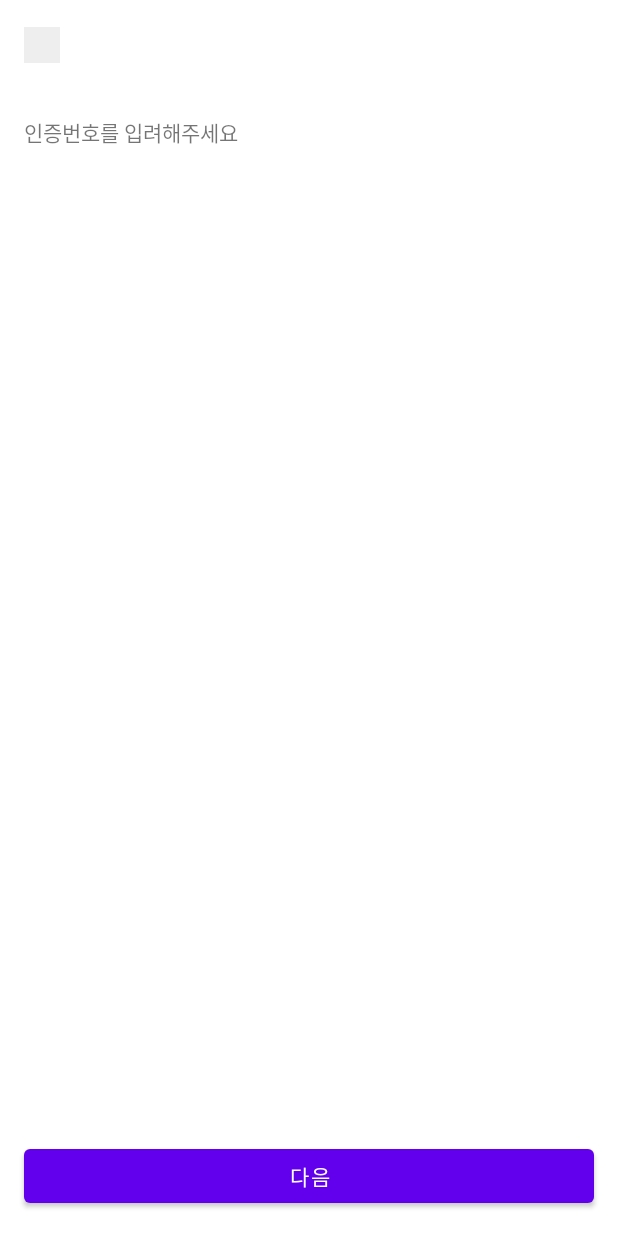
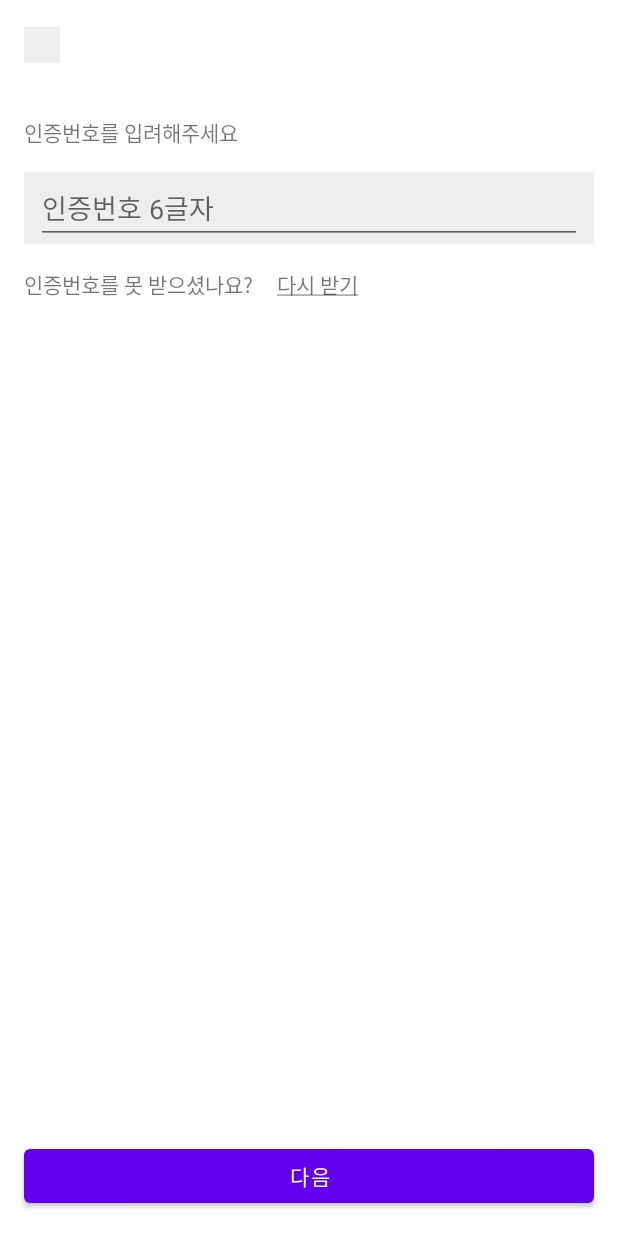
Before and after one commit to GwanakMT/sodosiAndroid, an Android app: the Step3Fragment screen opened through its navigation route, after a tap on "다음", on a phone screen of 412 x 824 dp. Run offline under Robolectric (Android 15) with nearby library versions, the phone set to English and light mode, and no system bars; our stand-ins replace Firebase (no records; nobody signed in at launch, a user with empty details on screens opened directly); 1 statement that could not run was skipped.

Commit message:
파이어베이스 휴대폰 인증 기본 로직 추가

```diff
--- a/app/build.gradle
+++ b/app/build.gradle
@@ -49,6 +49,7 @@ dependencies {
 
     // firebase
     implementation platform('com.google.firebase:firebase-bom:29.1.0')
+    implementation 'com.google.firebase:firebase-auth-ktx'
 
     // navigation
     implementation 'androidx.navigation:navigation-fragment-ktx:2.3.5'
--- /dev/null
+++ b/app/src/main/java/com/sodosi/onboarding/FirebaseAuthManager.kt
@@ -0,0 +1,69 @@
+package com.sodosi.onboarding
+
+import android.app.Activity
+import com.google.firebase.FirebaseException
+import com.google.firebase.auth.PhoneAuthCredential
+import com.google.firebase.auth.PhoneAuthOptions
+import com.google.firebase.auth.PhoneAuthProvider
+import com.google.firebase.auth.ktx.auth
+import com.google.firebase.ktx.Firebase
+import java.util.concurrent.TimeUnit
+
+/**
+ *  FirebaseAuthManager.kt
+ *
+ *  Created by Minji Jeong on 2022/02/21
+ *  Copyright © 2022 GwanakMT All rights reserved.
+ */
+
+class FirebaseAuthManager(private val activity: Activity) {
+    private val auth = Firebase.auth
+
+    private val callbacks = object : PhoneAuthProvider.OnVerificationStateChangedCallbacks() {
+        override fun onVerificationCompleted(credential: PhoneAuthCredential) {}
+        override fun onVerificationFailed(e: FirebaseException) {}
+        override fun onCodeSent(
+            verificationId: String,
+            token: PhoneAuthProvider.ForceResendingToken
+        ) {
+            Companion.verificationId = verificationId
+        }
+    }
+
+    fun verifyPhoneNumber(phoneNumber: String = Companion.phoneNumber) {
+        val optionsCompat = PhoneAuthOptions.newBuilder(auth)
+            .setPhoneNumber(phoneNumber) // +8210________
+            .setTimeout(60L, TimeUnit.SECONDS)
+            .setActivity(activity)
+            .setCallbacks(callbacks)
+            .build()
+
+        PhoneAuthProvider.verifyPhoneNumber(optionsCompat)
+        auth.setLanguageCode("kr")
+
+        Companion.phoneNumber = phoneNumber
+    }
+
+    fun signInWithPhoneAuthCredential(smsCode: String, listener: VerificationPhoneListener) {
+        val credential = PhoneAuthProvider.getCredential(verificationId, smsCode)
+
+        auth.signInWithCredential(credential)
+            .addOnCompleteListener { task ->
+                if (task.isSuccessful) {
+                    listener.onAuthSuccess()
+                } else {
+                    listener.onAuthFail()
+                }
+            }
+    }
+
+    interface VerificationPhoneListener {
+        fun onAuthSuccess()
+        fun onAuthFail()
+    }
+
+    companion object {
+        private var phoneNumber: String = ""
+        private var verificationId: String = ""
+    }
+}
--- a/app/src/main/java/com/sodosi/onboarding/Step3Fragment.kt
+++ b/app/src/main/java/com/sodosi/onboarding/Step3Fragment.kt
@@ -1,5 +1,6 @@
 package com.sodosi.onboarding
 
+import android.app.Activity
 import androidx.fragment.app.viewModels
 import androidx.navigation.fragment.findNavController
 import com.sodosi.common.base.BaseFragment
@@ -13,21 +14,27 @@ import com.sodosi.databinding.FragmentStep3Binding
  */
 
 class Step3Fragment : BaseFragment<OnboardingViewModel, FragmentStep3Binding>() {
+    private lateinit var authManager: FirebaseAuthManager
+
     override fun getViewBinding() = FragmentStep3Binding.inflate(layoutInflater)
 
     override val viewModel: OnboardingViewModel by viewModels()
 
+    override fun observeData() {
+
+    }
+
     override fun initViews() = with(binding) {
+        authManager = FirebaseAuthManager(activity as Activity)
+
         binding.btnBack.setOnClickListener {
             activity?.onBackPressed()
         }
 
         binding.btnNext.setOnClickListener {
+            val phoneNumber = "+82${binding.etPhoneNumber.text.toString().toInt()}"
+            authManager.verifyPhoneNumber(phoneNumber)
             findNavController().navigate(Step3FragmentDirections.actionFragmentStep3ToFragmentStep4())
         }
     }
-
-    override fun observeData() {
-
-    }
 }
--- a/app/src/main/java/com/sodosi/onboarding/Step4Fragment.kt
+++ b/app/src/main/java/com/sodosi/onboarding/Step4Fragment.kt
@@ -1,5 +1,7 @@
 package com.sodosi.onboarding
 
+import android.app.Activity
+import android.widget.Toast
 import androidx.fragment.app.viewModels
 import androidx.navigation.fragment.findNavController
 import com.sodosi.common.base.BaseFragment
@@ -12,22 +14,40 @@ import com.sodosi.databinding.FragmentStep4Binding
  *  Copyright © 2022 GwanakMT All rights reserved.
  */
 
-class Step4Fragment : BaseFragment<OnboardingViewModel, FragmentStep4Binding>() {
+class Step4Fragment : BaseFragment<OnboardingViewModel, FragmentStep4Binding>(), FirebaseAuthManager.VerificationPhoneListener {
+    private lateinit var authManager: FirebaseAuthManager
+
     override fun getViewBinding() = FragmentStep4Binding.inflate(layoutInflater)
 
     override val viewModel: OnboardingViewModel by viewModels()
 
     override fun initViews() = with(binding) {
+        authManager = FirebaseAuthManager(activity as Activity)
+
         binding.btnBack.setOnClickListener {
             activity?.onBackPressed()
         }
 
         binding.btnNext.setOnClickListener {
-            findNavController().navigate(Step4FragmentDirections.actionFragmentStep4ToFragmentStep5())
+            val smsCode = binding.etSmsCode.text.toString()
+            authManager.signInWithPhoneAuthCredential(smsCode, this@Step4Fragment)
+        }
+
+        binding.tvSmsCodeResend.setOnClickListener {
+            authManager.verifyPhoneNumber()
         }
     }
 
     override fun observeData() {
 
     }
+
+    override fun onAuthSuccess() {
+        Toast.makeText(context, "성공", Toast.LENGTH_SHORT).show()
+        findNavController().navigate(Step4FragmentDirections.actionFragmentStep4ToFragmentStep5())
+    }
+
+    override fun onAuthFail() {
+        Toast.makeText(context, "실패", Toast.LENGTH_SHORT).show()
+    }
 }
--- a/app/src/main/res/layout/fragment_step4.xml
+++ b/app/src/main/res/layout/fragment_step4.xml
@@ -25,13 +25,53 @@
         app:layout_constraintTop_toTopOf="parent" />
 
     <TextView
-        android:id="@+id/tvCertCode"
+        android:id="@+id/tvSmsCode"
         android:layout_width="wrap_content"
         android:layout_height="wrap_content"
         android:layout_margin="16dp"
-        android:text="@string/onboarding_input_cert_code"
+        android:text="@string/onboarding_input_sms_code"
         app:layout_constraintStart_toStartOf="parent"
         app:layout_constraintTop_toBottomOf="@id/topbar" />
+
+    <View
+        android:id="@+id/smsCodeBackground"
+        android:layout_width="0dp"
+        android:layout_height="48dp"
+        android:layout_margin="16dp"
+        android:background="#EEEEEE"
+        app:layout_constraintEnd_toEndOf="parent"
+        app:layout_constraintStart_toStartOf="parent"
+        app:layout_constraintTop_toBottomOf="@id/tvSmsCode" />
+
+    <EditText
+        android:id="@+id/etSmsCode"
+        android:layout_width="0dp"
+        android:layout_height="0dp"
+        android:layout_marginHorizontal="8dp"
+        android:hint="@string/onboarding_sms_code_hint"
+        android:inputType="number"
+        app:layout_constraintBottom_toBottomOf="@id/smsCodeBackground"
+        app:layout_constraintEnd_toEndOf="@id/smsCodeBackground"
+        app:layout_constraintStart_toStartOf="@id/smsCodeBackground"
+        app:layout_constraintTop_toTopOf="@id/smsCodeBackground" />
+
+    <TextView
+        android:id="@+id/tvSmsCodeLost"
+        android:layout_width="wrap_content"
+        android:layout_height="wrap_content"
+        android:layout_marginTop="16dp"
+        android:text="@string/onboarding_sms_code_lost"
+        app:layout_constraintStart_toStartOf="@id/smsCodeBackground"
+        app:layout_constraintTop_toBottomOf="@id/smsCodeBackground" />
+
+    <TextView
+        android:id="@+id/tvSmsCodeResend"
+        android:layout_width="wrap_content"
+        android:layout_height="wrap_content"
+        android:layout_marginStart="16dp"
+        android:text="@string/onboarding_sms_code_resend"
+        app:layout_constraintStart_toEndOf="@id/tvSmsCodeLost"
+        app:layout_constraintTop_toTopOf="@id/tvSmsCodeLost" />
 
     <Button
         android:id="@+id/btnNext"
--- a/app/src/main/res/values/strings.xml
+++ b/app/src/main/res/values/strings.xml
@@ -14,11 +14,14 @@
     <string name="onboarding_find_location">현재 위치로 찾기</string>
 
     <string name="onboarding_input_phone_number">휴대폰 번호를 입력해주세요</string>
-    <string name="onboarding_phone_number_hine">01012345678</string>
+    <string name="onboarding_phone_number_kr_code">+82</string>
+    <string name="onboarding_phone_number_hint">01012345678</string>
     <string name="onboarding_phone_number_guide">소도시는 정확한 우리 동네 지도를 위해 휴대폰 번호로 가입합니다.\n번호는 어디에도 공개되지 않습니다.</string>
 
-    <string name="onboarding_input_cert_code">인증번호를 입려해주세요</string>
-    <string name="onboarding_cert_code_hine">인증번호 6글자</string>
+    <string name="onboarding_input_sms_code">인증번호를 입려해주세요</string>
+    <string name="onboarding_sms_code_hint">인증번호 6글자</string>
+    <string name="onboarding_sms_code_lost">인증번호를 못 받으셨나요?</string>
+    <string name="onboarding_sms_code_resend"><u>다시 받기</u></string>
 
     <string name="onboarding_input_password">비밀번호를 입력해주세요</string>
 
```
Also changed, not shown: app/src/main/AndroidManifest.xml (+5 -3 lines), app/src/main/res/layout/fragment_step1.xml (+0 -9 lines), app/src/main/res/layout/fragment_step3.xml (+41 -0 lines).
